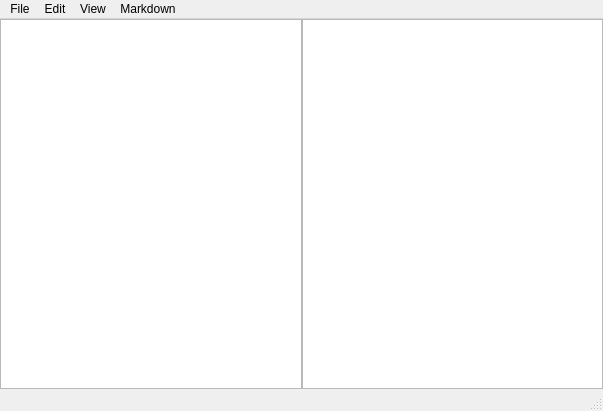
Qt form ui/designer/dat_note_main.ui (DatDarkAlpaca/dat-note) before a commit.
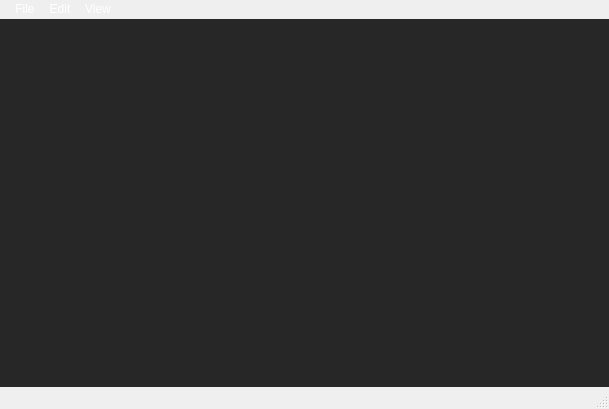
The same form after that commit.

Commit message: Adds a dark theme for windows

What changed in the file:
```diff
--- a/ui/designer/dat_note_main.ui
+++ b/ui/designer/dat_note_main.ui
@@ -6,13 +6,28 @@
    <rect>
     <x>0</x>
     <y>0</y>
-    <width>603</width>
-    <height>411</height>
+    <width>609</width>
+    <height>409</height>
    </rect>
   </property>
   <property name="windowTitle">
    <string>Untitled - Dat Note</string>
   </property>
+  <property name="styleSheet">
+   <string notr="true">QMenuBar
+{
+	color: white;
+	padding-left: 5px;
+	background: transparent;
+}
+
+QTextEdit
+{
+	color: white;
+	background-color: rgb(39, 39, 39);
+	border: 0;
+}</string>
+  </property>
   <widget class="QWidget" name="central_widget">
    <property name="minimumSize">
     <size>
@@ -20,6 +35,9 @@
      <height>70</height>
     </size>
    </property>
+   <property name="styleSheet">
+    <string notr="true"/>
+   </property>
    <layout class="QHBoxLayout" name="horizontalLayout">
     <property name="spacing">
      <number>0</number>
@@ -61,6 +79,9 @@
     </item>
     <item>
      <widget class="QTextEdit" name="text_preview">
+      <property name="styleSheet">
+       <string notr="true"/>
+      </property>
       <property name="readOnly">
        <bool>true</bool>
       </property>
@@ -73,10 +94,13 @@
     <rect>
      <x>0</x>
      <y>0</y>
-     <width>603</width>
+     <width>609</width>
      <height>26</height>
     </rect>
    </property>
+   <property name="styleSheet">
+    <string notr="true"/>
+   </property>
    <widget class="QMenu" name="menuFile">
     <property name="title">
      <string>File</string>
@@ -119,18 +143,10 @@
      <addaction name="action_zoom_restore"/>
     </widget>
     <addaction name="menu_zoom"/>
-    <addaction name="action_status_bar"/>
-    <addaction name="action_word_wrap"/>
-   </widget>
-   <widget class="QMenu" name="menuMarkdown">
-    <property name="title">
-     <string>Markdown</string>
-    </property>
    </widget>
    <addaction name="menuFile"/>
    <addaction name="menuEdit"/>
    <addaction name="menuView"/>
-   <addaction name="menuMarkdown"/>
   </widget>
   <widget class="QStatusBar" name="status_bar"/>
   <action name="action_new">
```
The commit also changes 4 other files.
